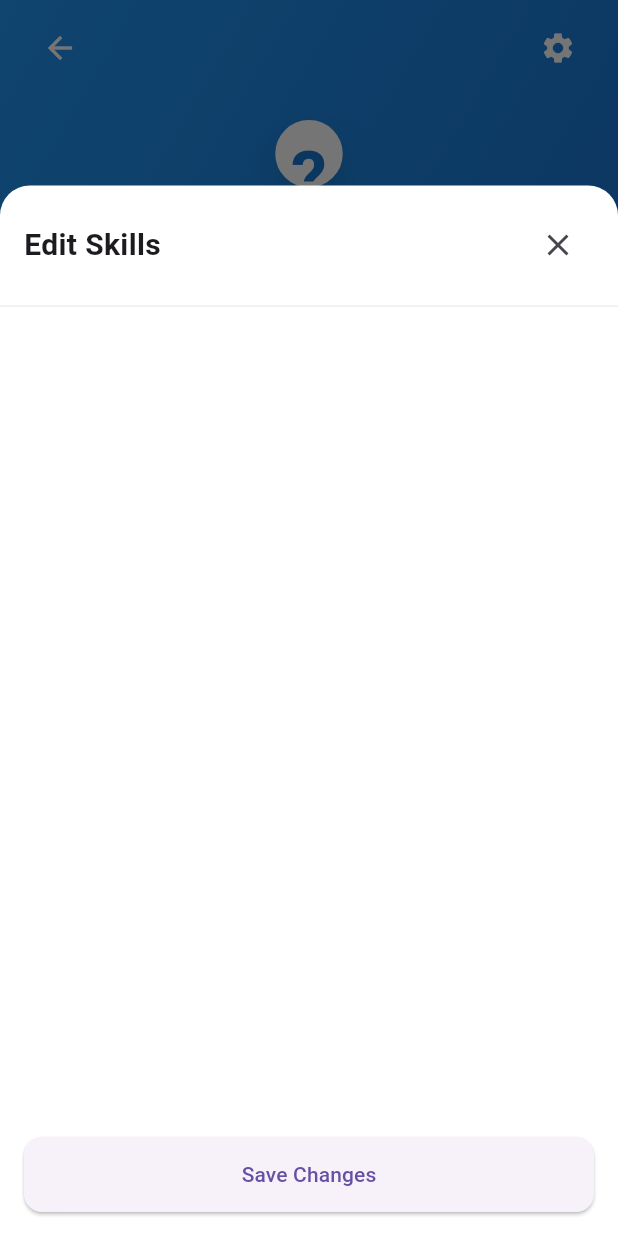
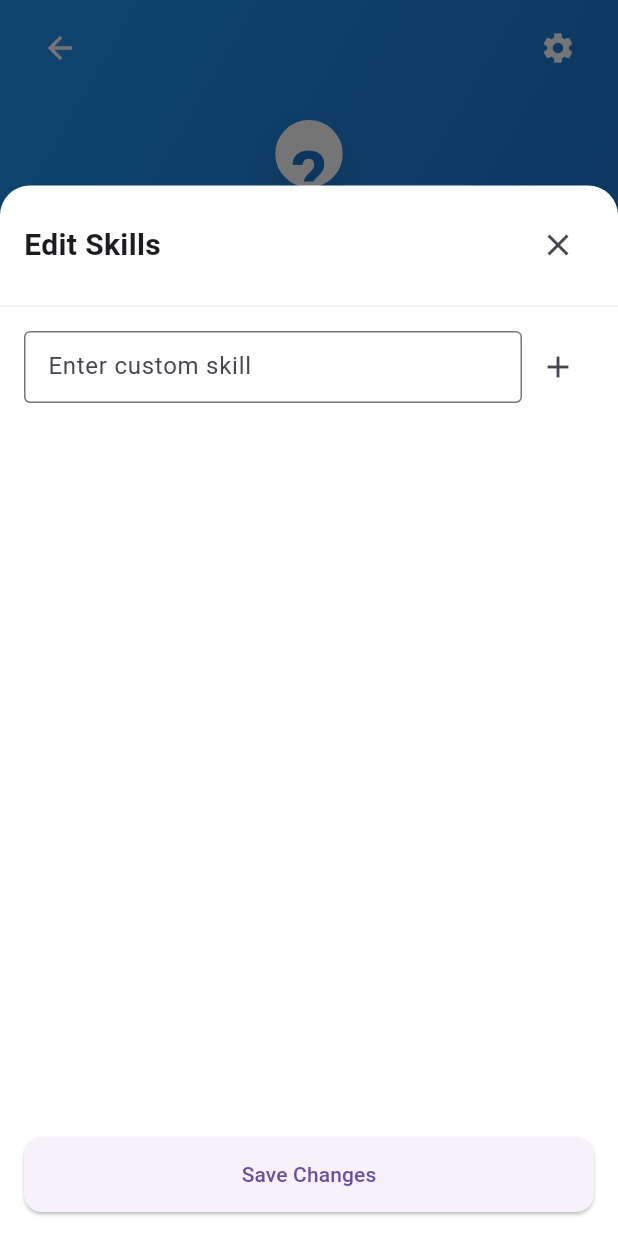
Before and after one commit to Walid2851/skillShare, a Flutter app: the ProfileScreen screen opened by its route, after a tap on "Edit", on a phone screen of 412 x 824 dp. Run offline on Flutter 3.47's test engine with Material 3 defaults, Android fonts, the phone set to English and light mode, and no system bars; our stand-ins replace animated_text_kit, firebase_auth, firebase_core, get, lottie, supabase_flutter; accounts and stored records are empty.

Commit message:
new feather added

```diff
--- a/lib/main.dart
+++ b/lib/main.dart
@@ -28,7 +28,7 @@ class MyApp extends StatelessWidget {
   @override
   Widget build(BuildContext context) {
     return GetMaterialApp(
-      title: 'Auth Demo',
+      // title: 'Auth Demo',
       theme: ThemeData(
         primarySwatch: Colors.blue,
         inputDecorationTheme: InputDecorationTheme(
--- a/lib/screens/profile_screen.dart
+++ b/lib/screens/profile_screen.dart
@@ -24,7 +24,7 @@ class _ProfileScreenState extends State<ProfileScreen> {
 
   Future<void> _loadSkills() async {
     try {
-      // Load all available skills
+      // Load all available skills (including custom skills)
       final skillsResponse = await _supabase
           .from('skills')
           .select()
@@ -204,6 +204,18 @@ class _ProfileScreenState extends State<ProfileScreen> {
                   letterSpacing: 0.5,
                 ),
               ),
+              // TextButton.icon(
+              //   onPressed: () => _addNewSkill(),
+              //   icon: Icon(Icons.add, size: 20),
+              //   label: Text('Add'),
+              //   style: TextButton.styleFrom(
+              //     foregroundColor: Colors.blue.shade600,
+              //     padding: EdgeInsets.symmetric(horizontal: 16, vertical: 8),
+              //     shape: RoundedRectangleBorder(
+              //       borderRadius: BorderRadius.circular(12),
+              //     ),
+              //   ),
+              // ),
               TextButton.icon(
                 onPressed: () => _showSkillsEditor(),
                 icon: Icon(Icons.edit_outlined, size: 20),
@@ -226,10 +238,10 @@ class _ProfileScreenState extends State<ProfileScreen> {
               final isUserSkill = userSkills.contains(skill);
               return Container(
                 decoration: BoxDecoration(
-                  color: isUserSkill ? Colors.blue.shade50 : Colors.grey.shade100,
+                  color: isUserSkill ? Colors.blueGrey : Colors.brown.shade100,
                   borderRadius: BorderRadius.circular(25),
                   border: Border.all(
-                    color: isUserSkill ? Colors.blue.shade200 : Colors.grey.shade300,
+                    color: isUserSkill ? Colors.blueGrey : Colors.brown.shade300,
                     width: 1.5,
                   ),
                 ),
@@ -237,7 +249,7 @@ class _ProfileScreenState extends State<ProfileScreen> {
                 child: Text(
                   skill.name,
                   style: TextStyle(
-                    color: isUserSkill ? Colors.blue.shade700 : Colors.grey.shade700,
+                    color: isUserSkill ? Colors.white : Colors.black,
                     fontSize: 14,
                     fontWeight: FontWeight.w500,
                   ),
@@ -282,6 +294,7 @@ class _ProfileScreenState extends State<ProfileScreen> {
   }
 
   void _showSkillsEditor() {
+    TextEditingController customSkillController = TextEditingController();
     showModalBottomSheet(
       context: context,
       isScrollControlled: true,
@@ -317,6 +330,61 @@ class _ProfileScreenState extends State<ProfileScreen> {
                   ],
                 ),
               ),
+              // Custom Skill Section
+              Padding(
+                padding: EdgeInsets.all(16),
+                child: Row(
+                  children: [
+                    Expanded(
+                      child: TextField(
+                        controller: customSkillController,
+                        decoration: InputDecoration(
+                          hintText: 'Enter custom skill',
+                          border: OutlineInputBorder(),
+                          contentPadding: EdgeInsets.symmetric(vertical: 10, horizontal: 12),
+                        ),
+                      ),
+                    ),
+                    IconButton(
+                      icon: Icon(Icons.add),
+                      onPressed: () {
+                        final customSkill = customSkillController.text.trim();
+                        if (customSkill.isNotEmpty) {
+
+                          // // Insert the custom skill into the database
+                          // final response = await _supabase.from('skills').insert({
+                          //   'name': customSkill,
+                          //   'description': '', // Optionally, provide a description
+                          // }).select().single();
+                          //
+                          // // Get the auto-generated ID
+                          // final newSkillId = response['id'];
+                          //
+                          // setModalState(() {
+                          //   // Create a new skill object with the inserted ID
+                          //   final newSkill = Skill(
+                          //     id: newSkillId, // Use the auto-generated ID from Supabase
+                          //     name: customSkill,
+                          //     isSelected: false,
+                          //   );
+
+                          setModalState(() {
+                            // Create a new skill object with the entered name
+                            final newSkill = Skill(
+                              id: (DateTime.now().millisecondsSinceEpoch) % 10 + 100, // Create a unique ID
+                              name: customSkill,
+                              isSelected: false,
+                            );
+                            availableSkills.add(newSkill); // Add to the list of available skills
+                          });
+                          customSkillController.clear(); // Clear the input field
+                        }
+                      },
+                    ),
+                  ],
+                ),
+              ),
+              // Skills List
               Expanded(
                 child: ListView.builder(
                   padding: EdgeInsets.all(16),
@@ -367,7 +435,7 @@ class _ProfileScreenState extends State<ProfileScreen> {
                                   borderRadius: BorderRadius.circular(12),
                                 ),
                                 child: Text(
-                                  skill.proficiencyLevel ?? 'Beginner',  // Provide default value
+                                  skill.proficiencyLevel ?? 'Beginner',
                                   style: TextStyle(
                                     color: Colors.blue.shade700,
                                     fontSize: 12,
@@ -418,7 +486,7 @@ class _ProfileScreenState extends State<ProfileScreen> {
                 padding: EdgeInsets.all(16),
                 child: ElevatedButton(
                   onPressed: () async {
-                    await _updateSkills(availableSkills);
+                    await _updateSkills(availableSkills); // Make sure to save these changes
                     Navigator.pop(context);
                   },
                   child: Text('Save Changes'),
@@ -507,16 +575,37 @@ class _ProfileScreenState extends State<ProfileScreen> {
           .delete()
           .eq('user_id', userId);
 
-      // Insert new skills
+      // Iterate through the updated skills
       final selectedSkills = updatedSkills.where((s) => s.isSelected);
       for (var skill in selectedSkills) {
-        await _supabase.from('user_skills').insert({
-          'user_id': userId,
-          'skill_id': skill.id,
-          'is_offering': skill.isOffering,
-          'proficiency_level': skill.proficiencyLevel,
-        });
+        if (skill.id == null) {
+          // Handle custom skills (if no ID, insert into the skills table)
+          final newSkillResponse = await _supabase.from('skills').insert({
+            'name': skill.name,
+            'description': skill.description ?? 'custom skill', // Insert description, fallback to empty string if null
+          }).single();
+
+          // Use the ID of the new custom skill from the skills table
+          final newSkillId = newSkillResponse['id'];
+
+          // Now insert the custom skill into the user_skills table
+          await _supabase.from('user_skills').insert({
+            'user_id': userId,
+            'skill_id': newSkillId,  // Insert the new skill's ID
+            'is_offering': skill.isOffering,
+            'proficiency_level': skill.proficiencyLevel,
+          });
+        } else {
+          // For existing skills, just insert them into user_skills
+          await _supabase.from('user_skills').insert({
+            'user_id': userId,
+            'skill_id': skill.id,  // Use the existing skill's ID
+            'is_offering': skill.isOffering,
+            'proficiency_level': skill.proficiencyLevel,
+          });
+        }
       }
+
 
       setState(() {
         userSkills = List.from(selectedSkills);
@@ -574,7 +663,7 @@ class _ProfileScreenState extends State<ProfileScreen> {
                   'No profile data found',
                   style: TextStyle(
                     fontSize: 16,
-                    color: Colors.grey.shade600,
+                    color: Colors.green.shade600,
                   ),
                 ),
               );
```
